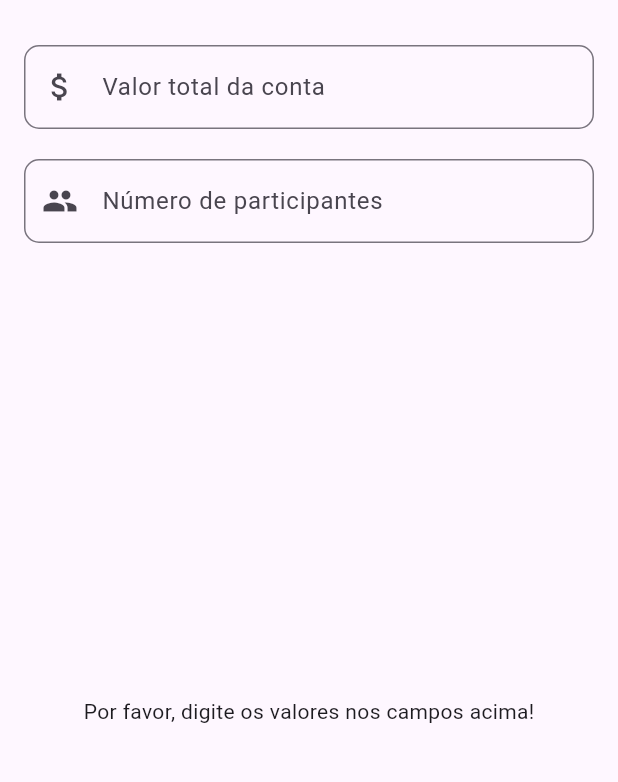
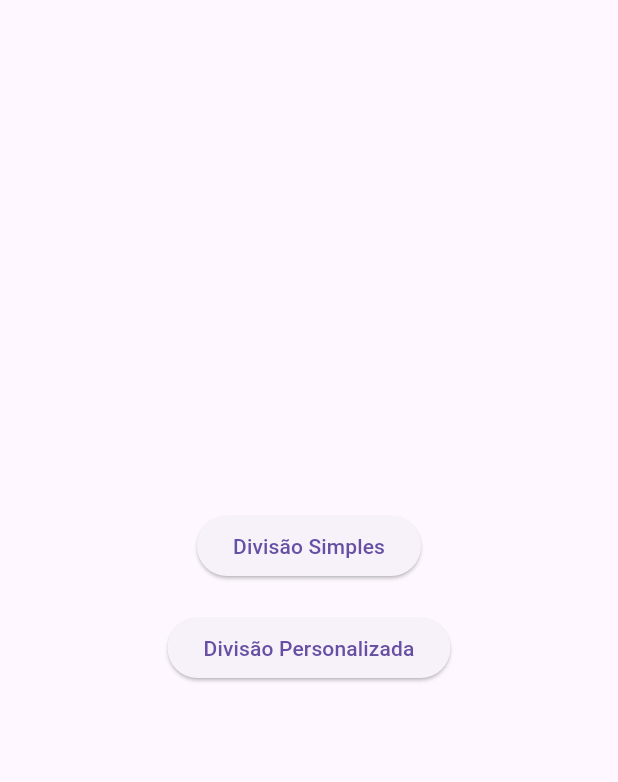
Before and after one commit to UildsonSantos/bill_spliter, a Flutter app: the screen it shows after launch, on a phone screen of 412 x 824 dp, the part 63-845 px from its top. Run offline on Flutter 3.47's test engine with Material 3 defaults, Android fonts, the phone set to English and light mode, and no system bars.

Commit message:
Refactor: homepage, model, and simpleDivision for  improved readability, maintainability, and efficiency

```diff
--- a/lib/main.dart
+++ b/lib/main.dart
@@ -1,4 +1,6 @@
 import 'package:flutter/material.dart';
+
+import 'package:bill_splitter/screens/screens.dart';
 
 void main() {
   runApp(const BillSplitterApp());
@@ -12,192 +14,11 @@ class BillSplitterApp extends StatelessWidget {
     return MaterialApp(
       debugShowCheckedModeBanner: false,
       title: 'Divisor de contas',
-      theme: ThemeData(
-        primarySwatch: Colors.blue,
-      ),
-      home: const BillSplitterScreen(),
+      initialRoute: '/',
+      routes: {
+        '/': (context) => const HomeScreen(),
+        '/simple_division': (context) => const SimpleDivisionScreen(),
+      },
     );
   }
 }
-
-class BillSplitterScreen extends StatefulWidget {
-  const BillSplitterScreen({super.key});
-
-  @override
-  BillSplitterScreenState createState() => BillSplitterScreenState();
-}
-
-class BillSplitterScreenState extends State<BillSplitterScreen> {
-  final _formKey = GlobalKey<FormState>();
-  final _totalAmountController = TextEditingController();
-  final _numberOfPeopleController = TextEditingController();
-  final List<SplitAmount> _results = [];
-  int totalAmount = 0;
-  int numberOfPeople = 0;
-  double splitAmount = 0.0;
-
-  @override
-  void dispose() {
-    _totalAmountController.dispose();
-    _numberOfPeopleController.dispose();
-
-    super.dispose();
-  }
-
-  void _calculateSplit() {
-    if (_formKey.currentState!.validate()) {
-      totalAmount = int.parse(_totalAmountController.text);
-      numberOfPeople = int.parse(_numberOfPeopleController.text);
-      splitAmount = totalAmount / numberOfPeople;
-
-      double roundedSplitAmount = (splitAmount * 100).round() / 100;
-      double adjustment =
-          totalAmount - (roundedSplitAmount * (numberOfPeople - 1));
-      setState(() {
-        _results.clear();
-        for (int i = 0; i < numberOfPeople - 1; i++) {
-          _results.add(SplitAmount(
-            'R\$ ${roundedSplitAmount.toStringAsFixed(2)}',
-            false,
-            false,
-          ));
-        }
-        _results.add(SplitAmount(
-          'R\$ ${adjustment.toStringAsFixed(2)}',
-          false,
-          adjustment.toStringAsFixed(2) == roundedSplitAmount.toStringAsFixed(2)
-              ? false
-              : true,
-        ));
-      });
-    }
-  }
-
-  String? _validateSplitAmount(String? value) {
-    totalAmount = int.parse(_totalAmountController.text);
-    numberOfPeople = int.parse(_numberOfPeopleController.text);
-    splitAmount = totalAmount / numberOfPeople;
-
-    if (value == null || value.isEmpty) {
-      return 'Por favor, digite o número de participantes';
-    }
-
-    final regex = RegExp(r'^([1-9][0-9]*\.[0-9]+|0\.[1-9][0-9]*)$');
-    if (!regex.hasMatch(splitAmount.toString())) {
-      return 'Desculpe, esta conta pode ser dividada por no máximo ${totalAmount * 10} participantes';
-    }
-    return null;
-  }
-
-  void _clearGrid() {
-    if (_results.isNotEmpty) {
-      setState(() {
-        _results.clear();
-      });
-    }
-  }
-
-  void onChangeTextFormField(String value) {
-    _clearGrid();
-    if (_formKey.currentState!.validate()) {
-      _calculateSplit();
-    }
-  }
-
-  @override
-  Widget build(BuildContext context) {
-    return Scaffold(
-      appBar: AppBar(
-        title: const Text('Divisor de contas'),
-      ),
-      body: Padding(
-        padding: const EdgeInsets.all(16.0),
-        child: Form(
-          key: _formKey,
-          child: Column(
-            children: <Widget>[
-              TextFormField(
-                onChanged: onChangeTextFormField,
-                controller: _totalAmountController,
-                keyboardType: TextInputType.number,
-                decoration: InputDecoration(
-                  labelText: 'Valor total da conta',
-                  prefixIcon: const Icon(Icons.attach_money),
-                  border: OutlineInputBorder(
-                    borderRadius: BorderRadius.circular(10.0),
-                  ),
-                ),
-                validator: (value) {
-                  if (value!.isEmpty) {
-                    return 'Por favor, digite o valor total da conta.';
-                  }
-                  return null;
-                },
-              ),
-              const SizedBox(height: 20),
-              TextFormField(
-                  onTap: () => _numberOfPeopleController.clear(),
-                  onChanged: onChangeTextFormField,
-                  controller: _numberOfPeopleController,
-                  keyboardType: TextInputType.number,
-                  decoration: InputDecoration(
-                    labelText: 'Número de participantes',
-                    prefixIcon: const Icon(Icons.people),
-                    border: OutlineInputBorder(
-                      borderRadius: BorderRadius.circular(10.0),
-                    ),
-                  ),
-                  validator: _validateSplitAmount),
-              const SizedBox(height: 20),
-              Expanded(
-                child: _results.isEmpty
-                    ? const Center(
-                        child:
-                            Text('Por favor, digite os valores nos campos acima!'))
-                    : GridView.builder(
-                        gridDelegate:
-                            const SliverGridDelegateWithFixedCrossAxisCount(
-                          crossAxisCount: 3,
-                          childAspectRatio: 2,
-                        ),
-                        itemCount: _results.length,
-                        itemBuilder: (context, index) {
-                          return GestureDetector(
-                            onTap: () {
-                              setState(() {
-                                _results[index].isPaid =
-                                    !_results[index].isPaid;
-                              });
-                            },
-                            child: Card(
-                              color: _results[index].isPaid
-                                  ? const Color.fromARGB(255, 1, 255, 1)
-                                  : (_results[index].isLast
-                                      ? Colors.orange[200]
-                                      : Colors.red[200]),
-                              child: Center(
-                                child: Text(
-                                  _results[index].amount,
-                                  style: const TextStyle(fontSize: 30),
-                                ),
-                              ),
-                            ),
-                          );
-                        },
-                      ),
-              ),
-            ],
-          ),
-        ),
-      ),
-    );
-  }
-}
-
-class SplitAmount {
-  final String amount;
-  bool isPaid;
-  final bool isLast;
-
-  SplitAmount(this.amount, this.isPaid, this.isLast);
-}
--- /dev/null
+++ b/lib/models/models.dart
@@ -0,0 +1 @@
+export 'split_amount.dart';
--- /dev/null
+++ b/lib/screens/home_screen.dart
@@ -0,0 +1,32 @@
+import 'package:flutter/material.dart';
+
+class HomeScreen extends StatelessWidget {
+  const HomeScreen({super.key});
+
+  @override
+  Widget build(BuildContext context) {
+    return Scaffold(
+      appBar: AppBar(
+        title: const Text('Divisor de contas'),
+      ),
+      body: Center(
+        child: Column(
+          mainAxisAlignment: MainAxisAlignment.center,
+          children: [
+            ElevatedButton(
+              onPressed: () {
+                Navigator.pushNamed(context, '/simple_division');
+              },
+              child: const Text('Divisão Simples'),
+            ),
+            const SizedBox(height: 20),
+            ElevatedButton(
+              onPressed: () {},
+              child: const Text('Divisão Personalizada'),
+            ),
+          ],
+        ),
+      ),
+    );
+  }
+}
--- /dev/null
+++ b/lib/screens/screens.dart
@@ -0,0 +1,2 @@
+export 'home_screen.dart';
+export 'simple_division_screen.dart';
```
Also changed, not shown: lib/models/split_amount.dart (added, +7 -0 lines), lib/screens/simple_division_screen.dart (added, +177 -0 lines).
